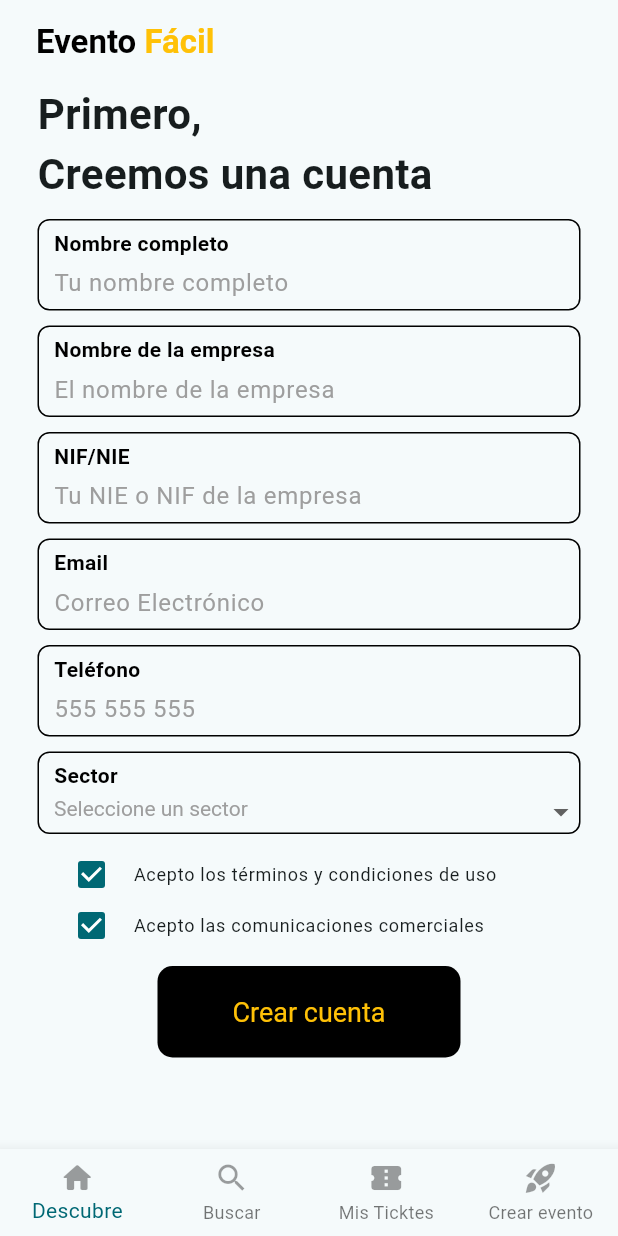
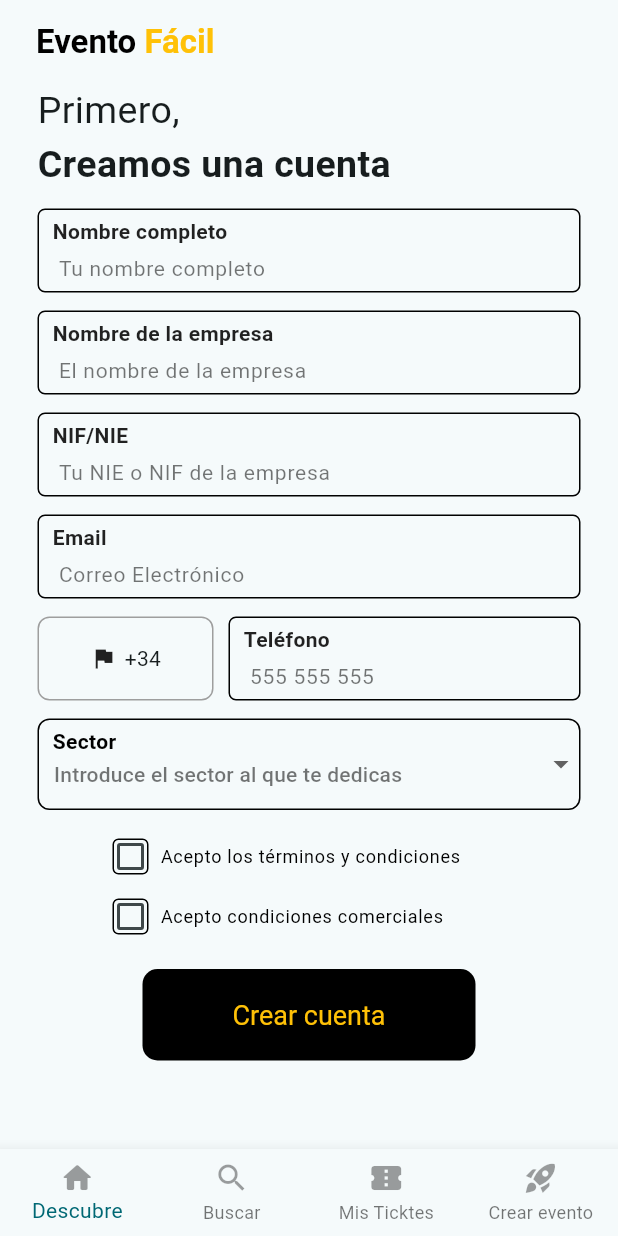
Before and after one commit to ebertmillar/eventos_app, a Flutter app: the screen it shows after launch, on a phone screen of 412 x 824 dp. Run offline on Flutter 3.47's test engine with Material 3 defaults, Android fonts, the phone set to English and light mode, and no system bars; our stand-ins replace intl_phone_number_input.

Commit message:
se relaizo modifico screen register, solo queda modificar campo telefono para usar prefijos

```diff
--- a/lib/presentation/screens/register_user_screen.dart
+++ b/lib/presentation/screens/register_user_screen.dart
@@ -1,3 +1,4 @@
+import 'package:eventos_app/presentation/widgets/shared/custom_checkbox.dart';
 import 'package:eventos_app/presentation/widgets/widgets.dart';
 import 'package:flutter/material.dart';
 
@@ -7,38 +8,41 @@ class RegisterUserScreen extends StatelessWidget {
   @override
   Widget build(BuildContext context) {
 
-    final size = MediaQuery.of(context).size;
-    final scaffoldBackgroundColor = Theme.of(context).scaffoldBackgroundColor;
-
-    return Scaffold(
-      appBar: const CustomAppbar(),
+    return const Scaffold(
+      appBar: CustomAppbar(),
       body: SingleChildScrollView(
         child: Column(
           crossAxisAlignment: CrossAxisAlignment.start,
           children: [
-            const Padding(
+
+            Padding(
               padding: EdgeInsets.symmetric(horizontal: 25),
-              child: Text('Primero,', style: TextStyle(fontSize: 28, fontWeight: FontWeight.bold)),
+              child:
+                Text(
+                  'Primero,',
+                  style: TextStyle(fontSize: 25),
+                ),
             ),
-            const Padding(
+
+            Padding(
               padding: EdgeInsets.symmetric(horizontal: 25),
-              child: Text('Creemos una cuenta', style: TextStyle(fontSize: 28, fontWeight: FontWeight.bold)),
+              child: Text(
+                'Creamos una cuenta',
+                style: TextStyle(fontSize: 25, fontWeight: FontWeight.bold),
+                              ),
             ),
-            const SizedBox(height: 10),
-            Container(
-                    height: size.height - 125 , // 50 los dos sizebox + Text's appbar + bottomnav
-                    width: double.infinity,
-                    decoration: BoxDecoration(
-                      color: scaffoldBackgroundColor,
-                      borderRadius: const BorderRadius.only(topLeft: Radius.circular(100)),
-                    ),
-                    child: const _RegisterForm()
-                  )
 
-          ]
+            SizedBox(height: 5),
+
+            SizedBox(
+              width: double.infinity,
+              child: const _RegisterForm(),
+            ),
+
+          ],
         ),
       ),
-      bottomNavigationBar: const CustomNavigationbar(),
+      bottomNavigationBar: CustomNavigationbar(),
 
     );
   }
@@ -47,9 +51,28 @@ class RegisterUserScreen extends StatelessWidget {
 
 }
 
-class _RegisterForm extends StatelessWidget {
+class _RegisterForm extends StatefulWidget {
   const _RegisterForm();
 
+  @override
+  State<_RegisterForm> createState() => _RegisterFormState();
+}
+
+class _RegisterFormState extends State<_RegisterForm> {
+
+  bool isCheckedTerminos = false; // Estado para "Acepto los términos"
+  bool isCheckedComunicaciones = false; // Estado para "Acepto condiciones comerciales"
+
+  String? selectedSector;
+
+    final List<String> sectorOptions = [
+      'Tecnología',
+      'Educación',
+      'Salud',
+      'Finanzas',
+      'Comercio',
+      'Manufactura',
+    ];
 
   @override
   Widget build(BuildContext context) {
@@ -58,54 +81,109 @@ class _RegisterForm extends StatelessWidget {
       padding: const EdgeInsets.symmetric(horizontal: 25),
       child: Column(
         children: [
-          const CustomTextFormField(label: 'Nombre completo', hint: 'Tu nombre completo'),
-          const SizedBox(height: 10),
-          const CustomTextFormField(label: 'Nombre de la empresa', hint: 'El nombre de la empresa'),
-          const SizedBox(height: 10),
-          const CustomTextFormField(label: 'NIF/NIE', hint: 'Tu NIE o NIF de la empresa'),
-          const SizedBox(height: 10),
-          const CustomTextFormField(label: 'Email', hint: 'Correo Electrónico'),
-          const SizedBox(height: 10),
-          const CustomTextFormField(label: 'Teléfono', hint: '555 555 555',),
-          const SizedBox(height: 10),
-          const CustomSectorFormField(label:'Sector', items: ['secto1' , 'sector2'],),
-          const SizedBox(height: 10),
 
-          Column(mainAxisAlignment: MainAxisAlignment.center,
-            mainAxisSize: MainAxisSize.min,
+          CustomTextFormField(
+            label: 'Nombre completo',
+            hint: 'Tu nombre completo',
+
+          ),
+
+          CustomTextFormField(
+            label: 'Nombre de la empresa',
+            hint: 'El nombre de la empresa',
+
+
+          ),
+
+          CustomTextFormField(
+            label: 'NIF/NIE',
+            hint: 'Tu NIE o NIF de la empresa',
+
+          ),
+
+          CustomTextFormField(
+            label: 'Email',
+            hint: 'Correo Electrónico',
+          ),
+
+          //Numero de telefono y prefijo
+          Row(
             children: [
-              CheckboxListTile(
-                value: true,
-                onChanged: (value) {
-                  // Lógica para el checkbox
-                },
-                title: const Text('Acepto los términos y condiciones de uso', style: TextStyle(fontSize: 12),),
-                dense: true, // Hace que el CheckboxListTile sea más compacto
-                controlAffinity: ListTileControlAffinity.leading, // Alinea el checkbox a la izquierda
-                visualDensity: const VisualDensity(vertical: -4, horizontal: -4)
+              Expanded(
+                flex: 1,
+                child: Container(
+                  padding: const EdgeInsets.symmetric(horizontal: 8),
+                    decoration: BoxDecoration(
+                      border: Border.all(color: Colors.grey),
+                      borderRadius: BorderRadius.circular(8),
+                    ),
+                    height: 56,
+                    child: const Row(
+                      mainAxisAlignment: MainAxisAlignment.center,
+                      children: [
+                        Icon(Icons.flag, size: 18),
+                        SizedBox(width: 5),
+                        Text('+34', style: TextStyle(fontSize: 14)), // Country code example
+                      ],
+                    ),
+                ),
               ),
-              CheckboxListTile(
-                value: true,
-                onChanged: (value) {
-                  // Lógica para el checkbox
-                },
-                title: const Text('Acepto las comunicaciones comerciales', style: TextStyle(fontSize: 12)),
-                dense: true, // Hace que el CheckboxListTile sea más compacto
-                controlAffinity: ListTileControlAffinity.leading,
-                visualDensity: const VisualDensity(vertical: -4, horizontal: -4),// Alinea el checkbox a la izquierda
+
+              const SizedBox(width: 10),
+
+              Expanded(
+                flex: 2,
+                child: CustomTextFormField(
+                  label: 'Teléfono',
+                  hint: '555 555 555'),
               ),
             ],
           ),
-          const SizedBox(height: 10),
 
-          const CustomFilledButton(
+
+          // Sector Field (Custom Dropdown)
+          CustomDropdownFormField(
+            label: 'Sector',
+            hint: 'Introduce el sector al que te dedicas',
+            items: sectorOptions,
+            selectedValue: selectedSector,
+            onChanged: (String? newValue) {
+            },
+                  ),
+
+          const SizedBox(height: 5),
+
+          CustomCheckBox(
+            label: 'Acepto los términos y condiciones',
+            value: isCheckedTerminos,
+            onChanged: (newValue) {
+              setState(() {
+                isCheckedTerminos = newValue!;
+              });
+            },
+          ),
+          // Usando CustomCheckBox para "Acepto condiciones comerciales"
+          CustomCheckBox(
+            label: 'Acepto condiciones comerciales',
+            value: isCheckedComunicaciones,
+            onChanged: (newValue) {
+              setState(() {
+                isCheckedComunicaciones = newValue!;
+              });
+            },
+          ),
+
+          const SizedBox(height:15),
+
+          CustomFilledButton(
+            onPressed: (){},
+
             text: 'Crear cuenta',
             textColor: Colors.amber,
+
           ),
 
-
-          const SizedBox(height: 40,)
-
+          const SizedBox(height:15),
         ],
       )
 
--- /dev/null
+++ b/lib/presentation/widgets/shared/custom_checkbox.dart
@@ -0,0 +1,48 @@
+import 'package:flutter/material.dart';
+
+class CustomCheckBox extends StatelessWidget {
+  final String label;
+  final bool value;
+  final Function(bool?)? onChanged;
+
+  const CustomCheckBox({
+    super.key,
+    required this.label,
+    required this.value,
+    this.onChanged,
+  });
+
+  @override
+  Widget build(BuildContext context) {
+    return ListTile(
+      contentPadding: const EdgeInsets.symmetric(horizontal: 50),
+      visualDensity: const VisualDensity(horizontal: -4, vertical: -4),
+      title: Row(
+        mainAxisAlignment: MainAxisAlignment.start,
+        children: [
+          Container(
+            width: 24,
+            height: 24,
+            decoration: BoxDecoration(
+              border: Border.all(color: Colors.black, width: 1),
+              borderRadius: BorderRadius.circular(4),
+            ),
+            child: Checkbox(
+              value: value,  // Recibe el valor que pasamos
+              onChanged: onChanged,  // Llama la función cuando cambia
+              checkColor: Colors.white,
+              activeColor: Colors.black,
+            ),
+          ),
+          const SizedBox(width: 8),
+          Expanded(
+            child: Text(
+              label,  // El texto del label
+              style: const TextStyle(fontSize: 12, color: Colors.black),
+            ),
+          ),
+        ],
+      ),
+    );
+  }
+}
--- /dev/null
+++ b/lib/presentation/widgets/shared/custom_dropdown_form_field.dart
@@ -0,0 +1,73 @@
+import 'package:flutter/material.dart';
+
+class CustomDropdownFormField extends StatelessWidget {
+  final String? label;
+  final String? hint;
+  final List<String>? items;
+  final String? selectedValue;
+  final ValueChanged<String?>? onChanged;
+  final Color borderColor;
+  final Color labelColor;
+  final Color itemsColor;
+  final Color hintColor;
+
+  const CustomDropdownFormField({
+    super.key,
+    this.label,
+    this.hint,
+    this.items,
+    this.selectedValue,
+    this.onChanged,
+    this.borderColor = Colors.black,
+    this.labelColor = Colors.black,
+    this.itemsColor = Colors.black54,
+    this.hintColor = Colors.black54,
+  });
+
+  @override
+  Widget build(BuildContext context) {
+    return Padding(
+      padding: const EdgeInsets.symmetric(vertical: 6.0),
+      child: Stack(
+        children: [
+          // Container que envuelve el Dropdown
+          Container(
+            decoration: BoxDecoration(
+              border: Border.all(color: borderColor), // Borde del contenedor
+              borderRadius: BorderRadius.circular(8),
+            ),
+            child: DropdownButtonFormField<String>(
+              value: selectedValue,
+              hint: Text(hint ??  'Seleccione una opción', style: TextStyle(fontSize: 14, color: hintColor),),
+              items: items?.map((String item) {
+                return DropdownMenuItem<String>(
+                  value: item,
+                  child: Text(item, style: TextStyle(fontSize: 14, color: itemsColor)),
+                );
+              }).toList(),
+              onChanged: onChanged,
+              decoration: const InputDecoration(
+                contentPadding: EdgeInsets.only(top: 25, left: 10, bottom: 10), // Ajuste del padding
+                border: InputBorder.none, // Remover el borde predeterminado
+              ),
+            ),
+          ),
+          // Label posicionado en la parte superior
+          if (label != null) // Solo muestra el label si no es nulo
+            Positioned(
+              left: 10,
+              top: 5, // Ajuste para el label
+              child: Text(
+                label!,
+                style: TextStyle(
+                  fontWeight: FontWeight.bold,
+                  fontSize: 14,
+                  color: labelColor,
+                ),
+              ),
+            ),
+        ],
+      ),
+    );
+  }
+}
--- a/lib/presentation/widgets/shared/custom_filled_button.dart
+++ b/lib/presentation/widgets/shared/custom_filled_button.dart
@@ -21,7 +21,7 @@ class CustomFilledButton extends StatelessWidget {
   Widget build(BuildContext context) {
 
     return FilledButton(
-      onPressed: (){},
+
       style: FilledButton.styleFrom(
         backgroundColor: buttonColor,
         foregroundColor: textColor,
@@ -29,9 +29,10 @@ class CustomFilledButton extends StatelessWidget {
         shape: RoundedRectangleBorder(
           borderRadius: BorderRadius.circular(10),
         ),
-        padding: const EdgeInsets.symmetric(horizontal: 50, vertical: 20)
+        padding: const EdgeInsets.symmetric(horizontal: 60, vertical: 20)
 
       ),
+      onPressed: onPressed,
       child: Text(text),
     );
   }
--- a/lib/presentation/widgets/shared/custom_sector_form_field.dart
+++ /dev/null
@@ -1,70 +0,0 @@
-import 'package:flutter/material.dart';
-
-
-class CustomSectorFormField extends StatelessWidget {
-  final String? label;
-  final String? hint;
-  final List<String> items;
-  final String? value;
-  final ValueChanged<String?>? onChanged;
-
-  const CustomSectorFormField({
-    super.key,
-    this.label,
-    this.hint,
-    this.value,
-    this.onChanged,
-    required this.items,
-  });
-
-  @override
-  Widget build(BuildContext context) {
-    return Container(
-            decoration: BoxDecoration(
-              border: Border.all(color: Colors.black),
-              borderRadius: BorderRadius.circular(8.0),
-            ),
-            child: Column(
-              crossAxisAlignment: CrossAxisAlignment.start,
-              children: [
-                Padding(padding: const EdgeInsets.only(top: 5.0, left: 10.0,  right: 10.0),
-                  child: Text('$label',
-                    style: const TextStyle(
-                      fontWeight: FontWeight.bold,
-                      color: Colors.black,
-                    ),
-                  ),
-                ),
-                DropdownButtonFormField<String>(
-                  decoration: const InputDecoration(
-                    border: InputBorder.none,
-                    contentPadding:
-                        EdgeInsets.fromLTRB(10, 0, 10, 4),
-                    isDense: true,
-                  ),
-                  hint: const Text(
-                    'Seleccione un sector',
-                    style: TextStyle(color: Colors.grey),
-                  ),
-                  items: <String>[
-                    'Sector 1',
-                    'Sector 2',
-                    'Sector 3'
-                  ].map((String value) {
-                    return DropdownMenuItem<String>(
-                      value: value,
-                      child: Text(value,
-                          style: const TextStyle(
-                              color: Colors.black)),
-                    );
-                  }).toList(),
-                  onChanged: (String? newValue) {
-                    // Aquí puedes manejar el cambio de selección
-                  },
-                  style: const TextStyle(color: Colors.black),
-                ),
-              ],
-            ),
-          );
-        }
-}
--- a/lib/presentation/widgets/shared/custom_text_form_field.dart
+++ b/lib/presentation/widgets/shared/custom_text_form_field.dart
@@ -2,48 +2,70 @@ import 'package:flutter/material.dart';
 
 class CustomTextFormField extends StatelessWidget {
 
+
+
   final String label;
   final String? hint;
   final Color borderColor;
+  final String? errorMessage;
+  final TextInputType? keyboardType;
+  final Function(String)? onChanged;
+
 
   const CustomTextFormField({
     super.key,
     required this.label,
     this.hint,
-    this.borderColor = Colors.black, // Color por defecto
+    this.borderColor = Colors.black,
+    this.errorMessage,
+    this.keyboardType = TextInputType.text ,
+    this.onChanged,
   });
-
 
   @override
   Widget build(BuildContext context) {
 
-    return Container(
-      decoration: BoxDecoration(
-        border: Border.all(color: borderColor),
-        borderRadius: BorderRadius.circular(8.0),
-      ),
-      child: Column(
-        crossAxisAlignment: CrossAxisAlignment.start,
+    final outlineInputBorder = OutlineInputBorder(
+      borderRadius: BorderRadius.circular(5),
+      borderSide: BorderSide(color: borderColor) ,
+    );
+
+    return Padding(
+      padding: const EdgeInsets.symmetric(vertical: 6.0),
+      child: Stack(
         children: [
-          Padding(
-            padding: const EdgeInsets.only(top: 5.0, left: 10.0, right: 10.0),
+          TextFormField(
+            onChanged: onChanged,
+            textAlignVertical: TextAlignVertical.bottom,
+            decoration: InputDecoration(
+              hintText: hint,
+              hintStyle: TextStyle(fontSize: 14,
+              color: errorMessage != null ? Colors.red.shade800 : Colors.black54,),
+              isDense: true,
+              errorText: errorMessage,
+              contentPadding: const EdgeInsets.only(top: 30, left: 10, bottom: 5),
+              enabledBorder: outlineInputBorder,
+              focusedBorder: outlineInputBorder.copyWith(borderSide: const BorderSide(width: 2)),
+              focusedErrorBorder: outlineInputBorder.copyWith(borderSide: BorderSide(color:Colors.red.shade800, width: 2),),
+              errorBorder: outlineInputBorder.copyWith(borderSide: BorderSide(color:Colors.red.shade800, width: 1),),
+            ),
+
+            style: TextStyle(
+              fontSize: 14,
+              color: errorMessage != null ? Colors.red.shade800 : Colors.black87,
+            ),
+          ),
+
+          Positioned(
+            left: 10,
+            top: 5, // Mantén esta posición para el label
             child: Text(
               label,
-              style: const TextStyle(
+              style: TextStyle(
                 fontWeight: FontWeight.bold,
-                color: Colors.black,
-              ),
+                fontSize: 14,
+                color: errorMessage != null ? Colors.red.shade800 : Colors.black87,), // Estilo del label
             ),
-          ),
-          TextFormField(
-            decoration: InputDecoration(
-              hintText: hint,
-              hintStyle: const TextStyle(color: Colors.grey),
-              border: InputBorder.none, // Sin borde visible
-              contentPadding: const EdgeInsets.fromLTRB(10, 5, 10, 5), // Espaciado interno
-              isDense: true,
-            ),
-            style: const TextStyle(color: Colors.black),
           ),
         ],
       ),
--- a/lib/presentation/widgets/widgets.dart
+++ b/lib/presentation/widgets/widgets.dart
@@ -3,4 +3,4 @@ export 'shared/custom_filled_button.dart';
 export 'shared/custom_navigationbar.dart';
 export 'shared/custom_text_form_field.dart';
 export 'shared/custom_phone_form_field.dart';
-export 'shared/custom_sector_form_field.dart';
+export 'shared/custom_dropdown_form_field.dart';
```
